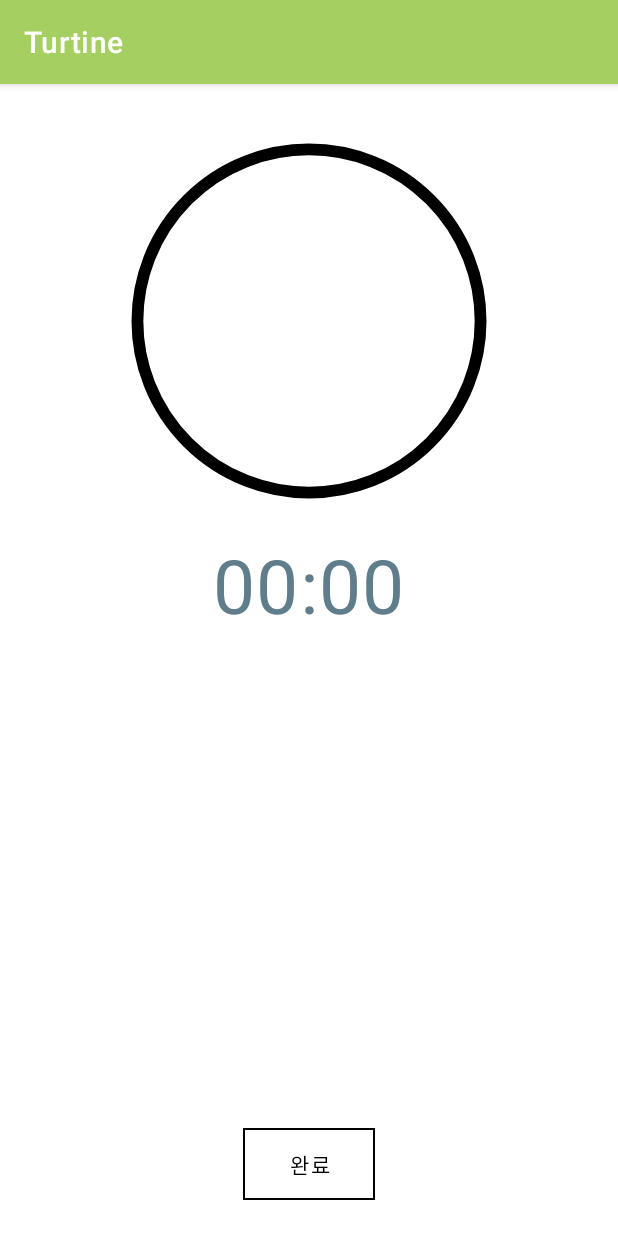
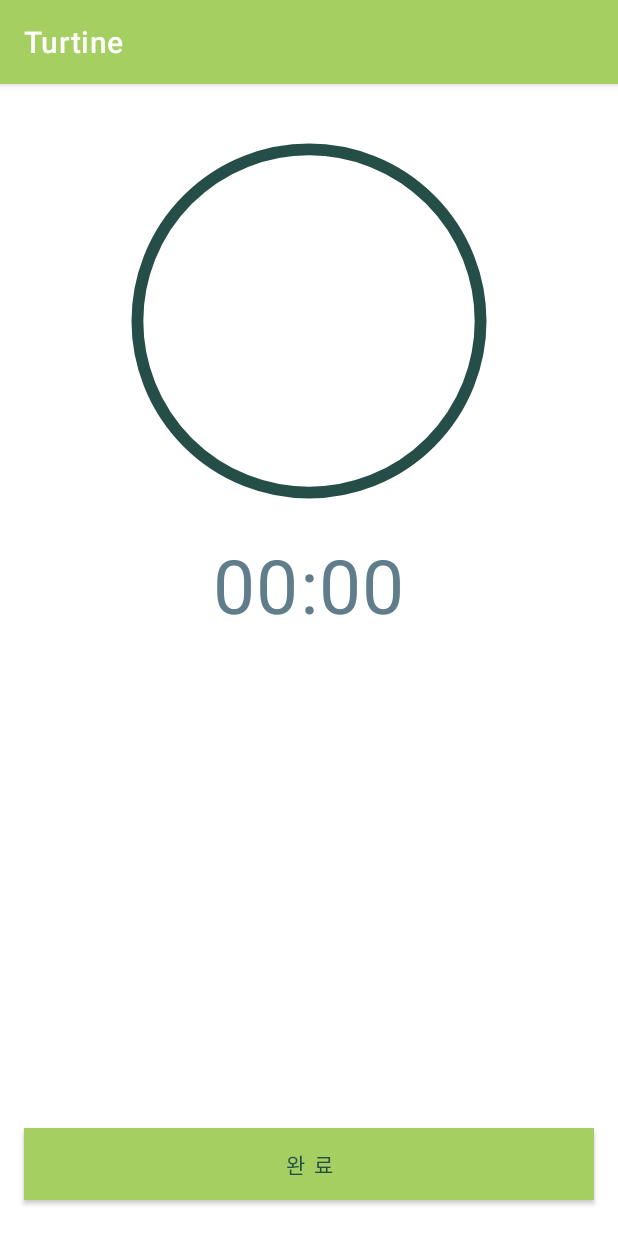
Before and after one commit to cherrynana320/Turtine, an Android app: the fragment Timer1Fragment placed in its activity, on a phone screen of 412 x 824 dp. Run offline under Robolectric (Android 15) with nearby library versions, the phone set to English and light mode, and no system bars; our stand-ins replace navigation-ui; 6 statements that could not run were skipped.

Commit message:
0131 23시24분

```diff
--- a/app/src/main/java/com/example/turtine/AddItem1Fragment.kt
+++ b/app/src/main/java/com/example/turtine/AddItem1Fragment.kt
@@ -57,7 +57,6 @@ class AddItem1Fragment : Fragment() {
     }
 
 
-
     // ++ 아이템을 추가함
     private fun addNewItem1() {
         if (isEntryValid1()) {
--- a/app/src/main/res/layout/fragment_timer_1.xml
+++ b/app/src/main/res/layout/fragment_timer_1.xml
@@ -24,7 +24,7 @@
             app:layout_constraintEnd_toEndOf="parent"
             app:layout_constraintStart_toStartOf="parent"
             app:layout_constraintTop_toTopOf="parent"
-            app:trackColor="@color/black"
+            app:trackColor="@color/Platation"
             app:trackThickness="1dp" />
 
     </androidx.constraintlayout.widget.ConstraintLayout>
@@ -54,19 +54,18 @@
         android:gravity="bottom|center_horizontal"
         android:orientation="vertical">
 
-        <com.google.android.material.button.MaterialButton
+        <Button
             android:id="@+id/done_button"
-            style="@style/Widget.MaterialComponents.Button.OutlinedButton"
-            android:layout_width="wrap_content"
+            android:layout_width="match_parent"
             android:layout_height="wrap_content"
+            android:layout_marginHorizontal="16dp"
             android:layout_marginBottom="24dp"
             android:insetTop="0dp"
             android:insetBottom="0dp"
-            android:text="완료"
-            android:textColor="?attr/colorOnSurface"
+            android:text="완 료"
+            android:textColor="@color/Platation"
             android:visibility="gone"
-            app:cornerRadius="0dp"
-            app:strokeColor="?attr/colorOnSurface" />
+            app:cornerRadius="0dp" />
 
     </LinearLayout>
 
--- a/app/src/main/res/navigation/nav_graph.xml
+++ b/app/src/main/res/navigation/nav_graph.xml
@@ -24,15 +24,6 @@
         android:name="com.example.turtine.ItemListFragment"
         android:label="@string/app_name"
         tools:layout="@layout/item_list_fragment">
-        <action
-            android:id="@+id/action_itemListFragment_to_itemDetail1Fragment"
-            app:destination="@id/itemDetail1Fragment" />
-        <action
-            android:id="@+id/action_itemListFragment_to_itemDetail2Fragment"
-            app:destination="@id/itemDetail2Fragment" />
-        <action
-            android:id="@+id/action_itemListFragment_to_itemDetail3Fragment"
-            app:destination="@id/itemDetail3Fragment" />
 
         <action
             android:id="@+id/action_itemListFragment_to_addItem1Fragment"
@@ -54,56 +45,6 @@
             android:id="@+id/action_itemListFragment_to_timer3Fragment"
             app:destination="@id/timer3Fragment" />
     </fragment>
-
-
-
-    <fragment
-        android:id="@+id/itemDetail1Fragment"
-        android:name="com.example.turtine.ItemDetail1Fragment"
-        android:label="@string/item_detail_fragment_title"
-        tools:layout="@layout/fragment_item_detail_1">
-        <argument
-            android:name="item_id"
-            app:argType="integer" />
-        <action
-            android:id="@+id/action_itemDetail1Fragment_to_addItem1Fragment"
-            app:destination="@id/addItem1Fragment"/>
-    </fragment>
-
-
-
-    <fragment
-        android:id="@+id/itemDetail2Fragment"
-        android:name="com.example.turtine.ItemDetail2Fragment"
-        android:label="@string/item_detail_fragment_title"
-        tools:layout="@layout/fragment_item_detail_2">
-        <argument
-            android:name="item_id"
-            app:argType="integer" />
-        <action
-            android:id="@+id/action_itemDetail2Fragment_to_addItem2Fragment"
-            app:destination="@id/addItem2Fragment" />
-    </fragment>
-
-
-
-    <fragment
-        android:id="@+id/itemDetail3Fragment"
-        android:name="com.example.turtine.ItemDetail3Fragment"
-        android:label="@string/item_detail_fragment_title"
-        tools:layout="@layout/fragment_item_detail_3">
-        <argument
-            android:name="item_id"
-            app:argType="integer" />
-        <action
-            android:id="@+id/action_itemDetail3Fragment_to_addItem3Fragment"
-            app:destination="@id/addItem3Fragment" />
-    </fragment>
-
-
-
-
-
 
 
     <fragment
```
